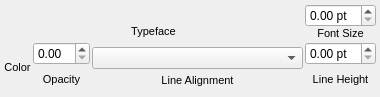
The window that scribus/ui/propertywidget_textbase.ui (nitramr/scribus) describes before a commit, drawn with Qt 5.
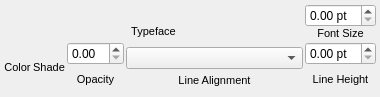
The same window after the commit. Custom widgets are drawn as their Qt base class.

Diff of the .ui file:
```diff
--- a/scribus/ui/propertywidget_textbase.ui
+++ b/scribus/ui/propertywidget_textbase.ui
@@ -124,7 +124,7 @@
     </layout>
    </item>
    <item>
-    <layout class="QHBoxLayout" name="horizontalLayout" stretch="0,0,1,0">
+    <layout class="QHBoxLayout" name="horizontalLayout" stretch="0,0,0,1,0">
      <property name="spacing">
       <number>2</number>
      </property>
@@ -150,6 +150,25 @@
        </item>
       </layout>
      </item>
+     <item>
+      <layout class="QVBoxLayout" name="verticalLayout_fillShade">
+       <item>
+        <widget class="QLabel" name="label_3">
+         <property name="font">
+          <font>
+           <pointsize>8</pointsize>
+          </font>
+         </property>
+         <property name="text">
+          <string>Shade</string>
+         </property>
+         <property name="alignment">
+          <set>Qt::AlignCenter</set>
+         </property>
+        </widget>
+       </item>
+      </layout>
+     </item>
      <item>
       <layout class="QVBoxLayout" name="verticalLayout_5">
        <property name="spacing">
```
